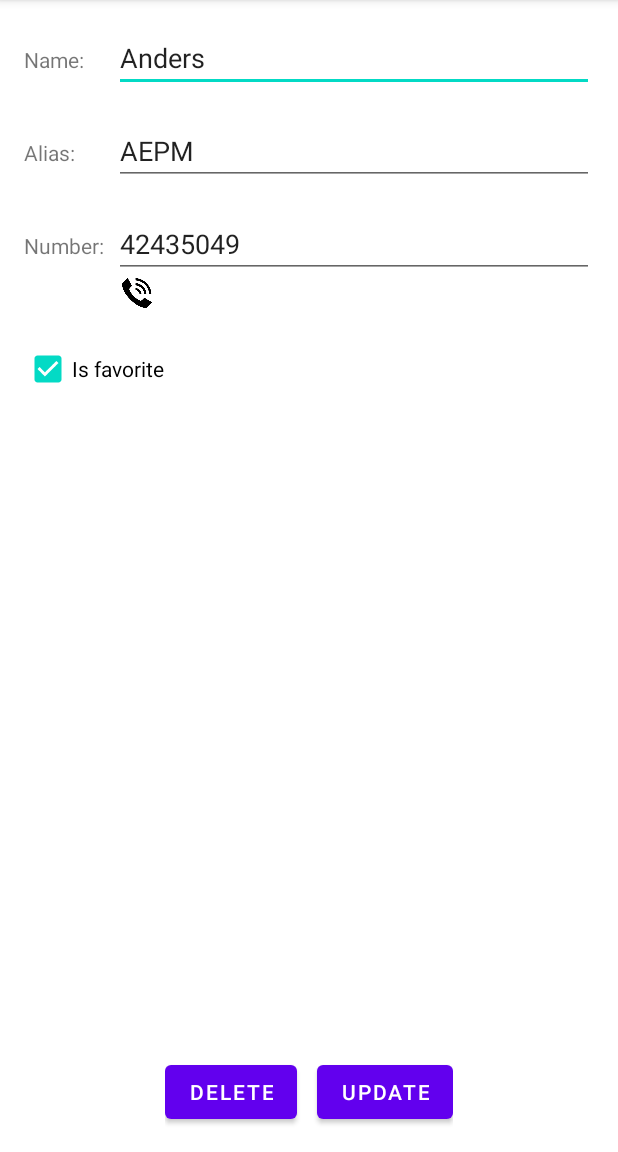
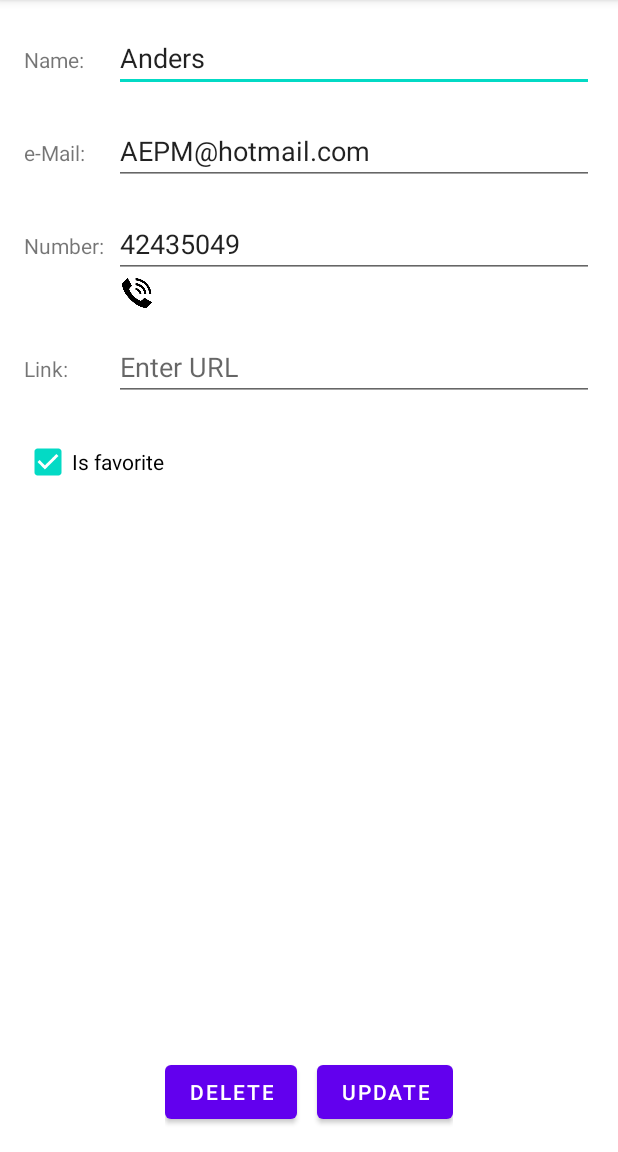
Before and after one commit to PresidentDungeon/Android-FriendApplication, an Android app: the screen it shows after launch (DetailActivity), after a tap on "Anders", on a phone screen of 412 x 824 dp, the part 84-1236 px from its top. Run offline under Robolectric (Android 15) with nearby library versions, the phone set to English and light mode, and no system bars.

Commit message:
add mail & url to details

```diff
--- a/ListViewRecylerView/app/src/main/java/com/easv/aepm/listviewrecylerview/GUI/DetailActivity.kt
+++ b/ListViewRecylerView/app/src/main/java/com/easv/aepm/listviewrecylerview/GUI/DetailActivity.kt
@@ -28,7 +28,7 @@ class DetailActivity : AppCompatActivity() {
             override fun beforeTextChanged(s: CharSequence, start: Int, count: Int, after: Int) {}
             override fun onTextChanged(s: CharSequence, start: Int, before: Int, count: Int) { validateFriend() }
         })
-        tvAlias.addTextChangedListener(object : TextWatcher {
+        tvMail.addTextChangedListener(object : TextWatcher {
             override fun afterTextChanged(s: Editable) {}
             override fun beforeTextChanged(s: CharSequence, start: Int, count: Int, after: Int) {}
             override fun onTextChanged(s: CharSequence, start: Int, before: Int, count: Int) { validateFriend() }
@@ -44,7 +44,11 @@ class DetailActivity : AppCompatActivity() {
             startActivity(intent);
          }
 
-
+        tvLink.addTextChangedListener(object : TextWatcher {
+            override fun afterTextChanged(s: Editable) {}
+            override fun beforeTextChanged(s: CharSequence, start: Int, count: Int, after: Int) {}
+            override fun onTextChanged(s: CharSequence, start: Int, before: Int, count: Int) { validateFriend() }
+        })
 
         if(intent.extras == null){
             imgCallFriend.isVisible = false
@@ -58,7 +62,7 @@ class DetailActivity : AppCompatActivity() {
     }
 
     fun validateFriend(){
-        if(tvName.text.isNotEmpty() && tvAlias.text.isNotEmpty() && tvNumber.text.isNotEmpty()){
+        if(tvName.text.isNotEmpty() && tvMail.text.isNotEmpty() && tvNumber.text.isNotEmpty()){
             btnCreate.isEnabled = true
             btnUpdate.isEnabled = true
         }
@@ -70,7 +74,7 @@ class DetailActivity : AppCompatActivity() {
 
     fun initializeText(friend: BEFriend){
         tvName.setText(friend.name)
-        tvAlias.setText(friend.alias)
+        tvMail.setText(friend.mail)
         tvNumber.setText(friend.number)
         isFavorite.isChecked = friend.isFavorite
     }
@@ -78,10 +82,11 @@ class DetailActivity : AppCompatActivity() {
 
     fun createCustomer(view: View) {
         val name = tvName.text.toString()
-        val alias = tvAlias.text.toString()
+        val mail = tvMail.text.toString()
         val number = tvNumber.text.toString()
+        val url = tvLink.text.toString()
         val isFavorite = isFavorite.isChecked
-        val friend = BEFriend(0, name, number, alias, isFavorite)
+        val friend = BEFriend(0, name, number, mail, isFavorite, url)
 
         val intent = Intent()
         intent.putExtra("FRIEND_CREATE", friend)
@@ -91,8 +96,9 @@ class DetailActivity : AppCompatActivity() {
 
     fun updateCustomer(view: View) {
         friend.name = tvName.text.toString()
-        friend.alias = tvAlias.text.toString()
+        friend.mail = tvMail.text.toString()
         friend.number = tvNumber.text.toString()
+        friend.url = tvLink.text.toString()
         friend.isFavorite = isFavorite.isChecked
 
         val intent = Intent()
--- a/ListViewRecylerView/app/src/main/java/com/easv/aepm/listviewrecylerview/RecyclerAdapter/RecyclerAdapter.kt
+++ b/ListViewRecylerView/app/src/main/java/com/easv/aepm/listviewrecylerview/RecyclerAdapter/RecyclerAdapter.kt
@@ -65,12 +65,10 @@ class RecyclerHolder(view: View) : RecyclerView.ViewHolder(view) {
     lateinit var friend: BEFriend
     val view: View = view
     val nameText: TextView = view.findViewById(R.id.name)
-    val aliasText: TextView = view.findViewById(R.id.alias)
     val imageView: ImageView = view.findViewById(R.id.imgFavoriteExt)
 
     fun bind(friend: BEFriend){
         this.nameText.text = friend.name
-        this.aliasText.text = "(${friend.alias})"
         this.friend = friend;
         this.imageView.setImageResource(if (friend.isFavorite) R.drawable.ok else R.drawable.notok)
     }
--- a/ListViewRecylerView/app/src/main/java/com/easv/aepm/listviewrecylerview/data/BEFriend.kt
+++ b/ListViewRecylerView/app/src/main/java/com/easv/aepm/listviewrecylerview/data/BEFriend.kt
@@ -1,4 +1,4 @@
 package com.easv.aepm.listviewrecylerview.data
 import java.io.Serializable
 
-data class BEFriend(var id: Int = 0, var name: String, var number: String, var alias: String, var isFavorite: Boolean) : Serializable {}
+data class BEFriend(var id: Int = 0, var name: String, var number: String, var mail: String, var isFavorite: Boolean, var url: String?) : Serializable {}
--- a/ListViewRecylerView/app/src/main/java/com/easv/aepm/listviewrecylerview/data/FriendRepository.kt
+++ b/ListViewRecylerView/app/src/main/java/com/easv/aepm/listviewrecylerview/data/FriendRepository.kt
@@ -4,14 +4,14 @@ class FriendRepository {
 
     private var id: Int = 8
     private val friends: MutableList<BEFriend> = mutableListOf<BEFriend>(
-        BEFriend(1,"Anders","42435049","AEPM", true),
-        BEFriend(2,"Kim","21218214", "KHB", true),
-        BEFriend(3,"Lars","32554788", "LVPH",true),
-        BEFriend(4,"Hassan","52515333", "HOM",true),
-        BEFriend(5,"Henrik","21211082", "HDM",false),
-        BEFriend(6,"Nikolaj","31311082", "LPH",true),
-        BEFriend(7,"Jacob","42410210", "JLV",true),
-        BEFriend(8,"Martin","42435049", "MLV",false),
+        BEFriend(1,"Anders","42435049","AEPM@hotmail.com", true, "WWW.EUROPARK.DK"),
+        BEFriend(2,"Kim","21218214", "KHB", true, ""),
+        BEFriend(3,"Lars","32554788", "LVPH",true,""),
+        BEFriend(4,"Hassan","52515333", "HOM",true,""),
+        BEFriend(5,"Henrik","21211082", "HDM",false,""),
+        BEFriend(6,"Nikolaj","31311082", "LPH",true,"lenschow.dk"),
+        BEFriend(7,"Jacob","42410210", "JLV",true,""),
+        BEFriend(8,"Martin","42435049", "MLV",false,""),
         )
 
     fun addFriend(friend: BEFriend){
--- a/ListViewRecylerView/app/src/main/res/layout/activity_detail.xml
+++ b/ListViewRecylerView/app/src/main/res/layout/activity_detail.xml
@@ -33,12 +33,12 @@
         <TextView
             android:layout_width="60dp"
             android:layout_height="wrap_content"
-            android:text="Alias: "/>
+            android:text="e-Mail: "/>
         <EditText
-            android:id="@+id/tvAlias"
+            android:id="@+id/tvMail"
             android:layout_width="match_parent"
             android:layout_height="wrap_content"
-            android:hint="Enter alias"
+            android:hint="Enter mail"
             android:inputType="text"
             android:maxLines="1"
             android:layout_marginBottom="25px"
@@ -72,6 +72,24 @@
         android:layout_alignParentEnd="true"
         android:layout_marginBottom="25px"
         />
+
+    <LinearLayout
+        android:layout_width="match_parent"
+        android:layout_height="wrap_content">
+        <TextView
+            android:layout_width="60dp"
+            android:layout_height="wrap_content"
+            android:text="Link: "/>
+        <EditText
+            android:id="@+id/tvLink"
+            android:layout_width="match_parent"
+            android:layout_height="wrap_content"
+            android:hint="Enter URL"
+            android:inputType="text"
+            android:maxLines="1"
+            android:layout_marginBottom="25px"
+            />
+    </LinearLayout>
 
     <CheckBox
         android:id="@+id/isFavorite"
--- a/ListViewRecylerView/app/src/main/res/layout/cell_extended.xml
+++ b/ListViewRecylerView/app/src/main/res/layout/cell_extended.xml
@@ -23,15 +23,4 @@
         android:layout_gravity="center"
         android:textStyle="bold"/>
 
-    <TextView
-        android:id="@+id/alias"
-        android:layout_width="wrap_content"
-        android:layout_height="wrap_content"
-        android:text="ALIAS"
-        android:textStyle="bold"
-        android:textSize="20sp"
-        android:layout_gravity="center"
-        android:layout_marginLeft="30px"
-        />
-
 </LinearLayout>
```
